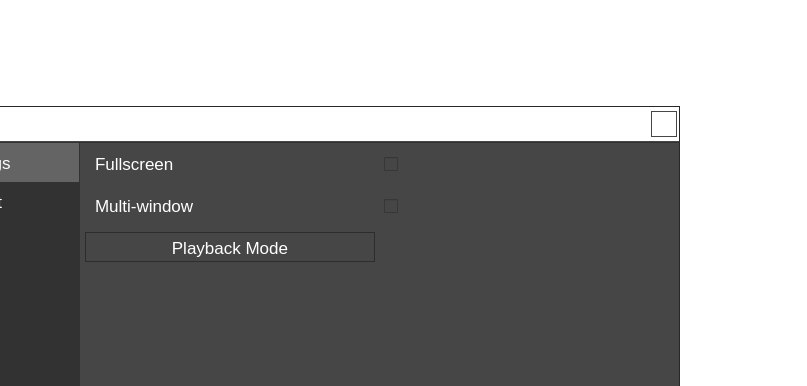
The window that EscapeDialog.ui (UCSolarCarTeam/Delta-Desktop-Client-Telemetry) describes before a commit, drawn with Qt 5; both pictures show x 248 to 1055 and y 0 to 386 of the 1055 by 711 pixel window.
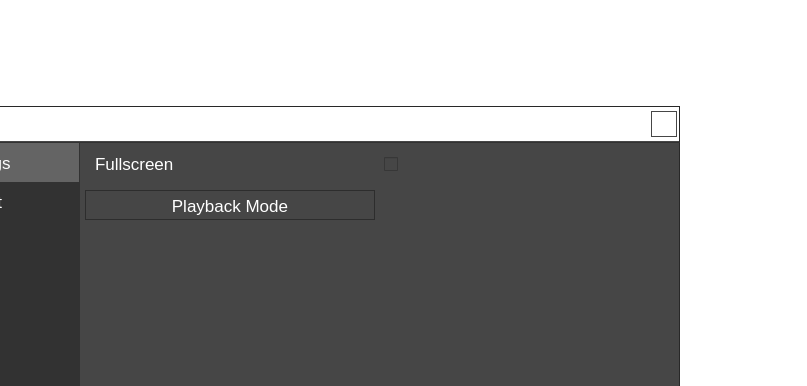
The same window after the commit. Icons and pictures are not drawn.

Commit message: removed multi window option

```diff
--- a/EscapeDialog.ui
+++ b/EscapeDialog.ui
@@ -465,13 +465,6 @@
                <property name="spacing">
                 <number>0</number>
                </property>
-               <item row="1" column="0">
-                <widget class="QLabel" name="multiWindowLabel">
-                 <property name="text">
-                  <string>Multi-window</string>
-                 </property>
-                </widget>
-               </item>
                <item row="0" column="0">
                 <widget class="QLabel" name="fullscreenLabel">
                  <property name="text">
@@ -490,20 +483,13 @@
                 </widget>
                </item>
                <item row="1" column="1">
-                <widget class="QCheckBox" name="multiWindowCheckBox">
-                 <property name="text">
-                  <string/>
-                 </property>
-                </widget>
-               </item>
-               <item row="2" column="1">
                 <layout class="QHBoxLayout" name="fileDialogLayout">
                  <property name="spacing">
                   <number>0</number>
                  </property>
                 </layout>
                </item>
-               <item row="3" column="0">
+               <item row="2" column="0">
                 <spacer name="verticalSpacer_2">
                  <property name="orientation">
                   <enum>Qt::Vertical</enum>
@@ -516,7 +502,7 @@
                  </property>
                 </spacer>
                </item>
-               <item row="2" column="0">
+               <item row="1" column="0">
                 <widget class="QPushButton" name="playbackModePushButton">
                  <property name="styleSheet">
                   <string notr="true">QPushButton{
```
The commit also changes 5 other files.
